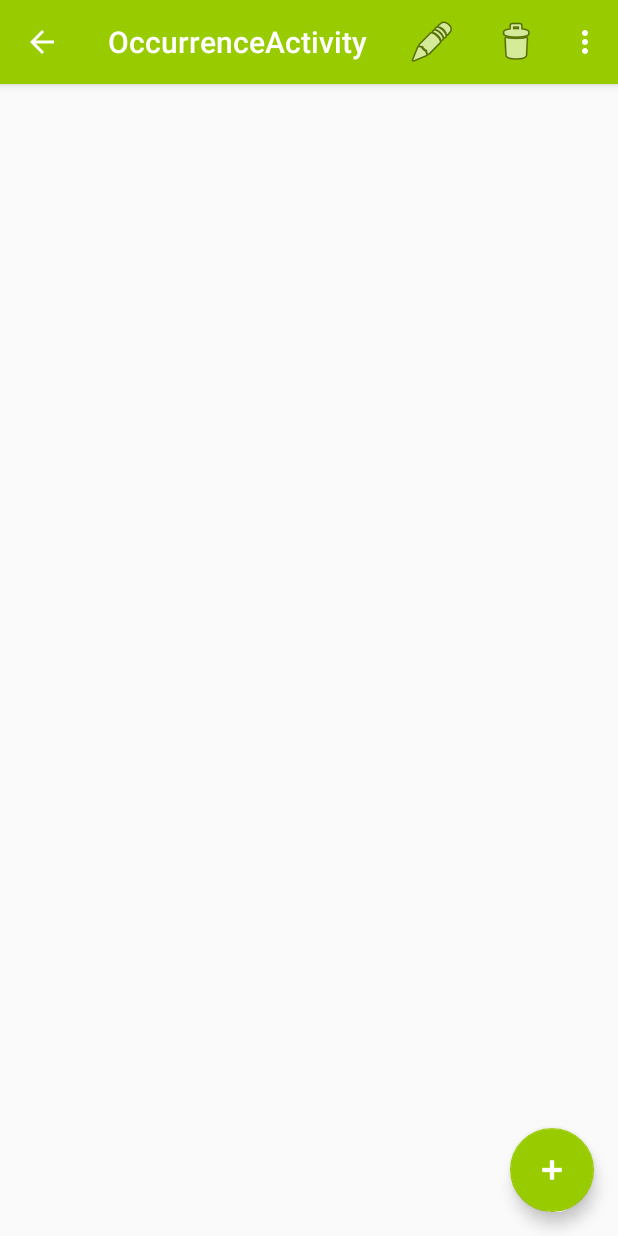
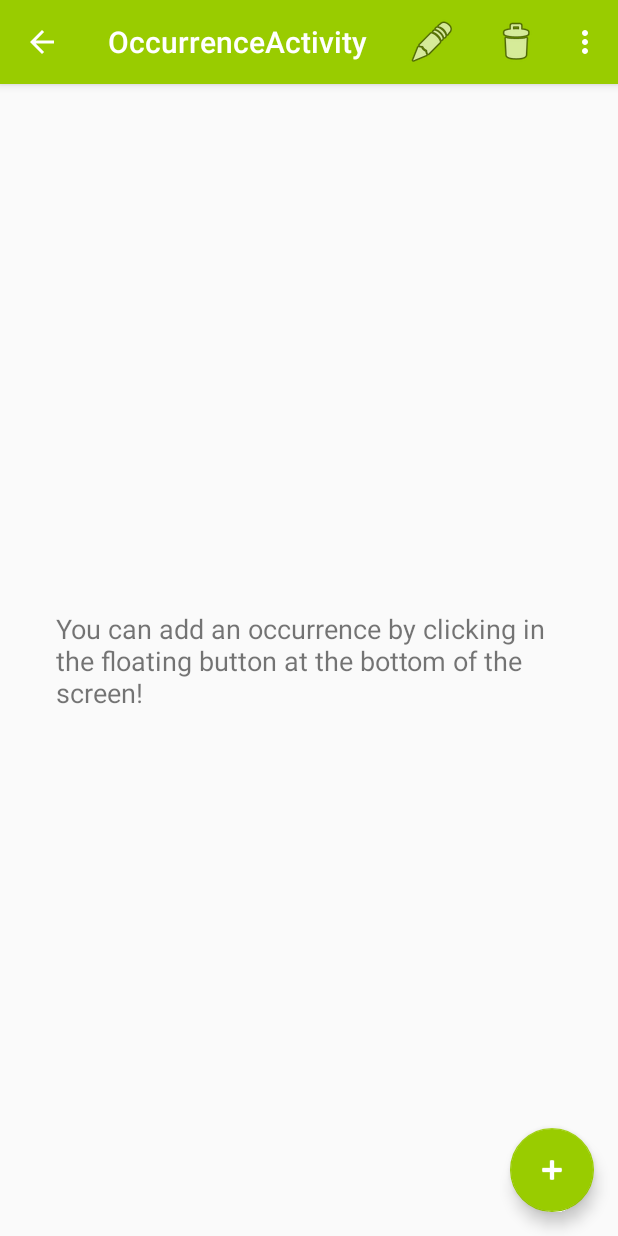
Before and after one commit to VoiderX/projeto-final-moveis, an Android app: the OccurrenceActivity screen opened directly, with no data from a screen before it, on a phone screen of 412 x 824 dp. Run offline under Robolectric (Android 15) with nearby library versions, the phone set to English and light mode, and no system bars; 3 statements that could not run were skipped.

Commit message:
Minor Tweaks

```diff
--- a/ProjetoMoveis/app/src/main/java/com/example/gabriel/projetomoveis/OccurrenceActivity.java
+++ b/ProjetoMoveis/app/src/main/java/com/example/gabriel/projetomoveis/OccurrenceActivity.java
@@ -17,6 +17,7 @@ import android.view.View;
 import android.widget.AbsListView;
 import android.widget.AdapterView;
 import android.widget.ListView;
+import android.widget.TextView;
 
 import com.example.gabriel.projetomoveis.ListAdapters.OccurrenceListAdapter;
 
@@ -35,6 +36,7 @@ public class OccurrenceActivity extends AppCompatActivity {
     private ArrayList<Occurrence> occurrences;
     private OccurrenceListAdapter adapter;
     private Toolbar toolbar;
+    private TextView infoText;
 
     @Override
     protected void onCreate(Bundle savedInstanceState) {
@@ -95,8 +97,15 @@ public class OccurrenceActivity extends AppCompatActivity {
             }
         });
         occurrencesList.setMultiChoiceModeListener(getMultiChoiceModeListener());
+        infoText=findViewById(R.id.infoTextOccurrence);
         occurrences = new ArrayList<>();
+        if(occurrences.size()>0){
+            infoText.setVisibility(View.GONE);
+        }else{
+            infoText.setVisibility(View.VISIBLE);
+        }
         adapter = new OccurrenceListAdapter(this, occurrences);
+
         occurrencesList.setAdapter(adapter);
     }
 
@@ -116,6 +125,11 @@ public class OccurrenceActivity extends AppCompatActivity {
             @Override
             public void onChanged(@Nullable List<Occurrence> occurrences) {
                 setOccurrences(occurrences);
+                if(occurrences.size()>0){
+                    infoText.setVisibility(View.GONE);
+                }else{
+                    infoText.setVisibility(View.VISIBLE);
+                }
                 adapter.notifyDataSetChanged();
             }
         });
--- a/ProjetoMoveis/app/src/main/res/layout/activity_main.xml
+++ b/ProjetoMoveis/app/src/main/res/layout/activity_main.xml
@@ -16,6 +16,7 @@
         android:layout_marginTop="8dp"
         android:text="@string/product_info_message"
         android:textSize="18sp"
+        android:visibility="invisible"
         app:layout_constraintBottom_toBottomOf="parent"
         app:layout_constraintEnd_toEndOf="@+id/linearLayout"
         app:layout_constraintStart_toStartOf="parent"
--- a/ProjetoMoveis/app/src/main/res/layout/content_occurrence.xml
+++ b/ProjetoMoveis/app/src/main/res/layout/content_occurrence.xml
@@ -1,5 +1,5 @@
 <?xml version="1.0" encoding="utf-8"?>
-<android.widget.LinearLayout xmlns:android="http://schemas.android.com/apk/res/android"
+<android.support.constraint.ConstraintLayout xmlns:android="http://schemas.android.com/apk/res/android"
     xmlns:app="http://schemas.android.com/apk/res-auto"
     xmlns:tools="http://schemas.android.com/tools"
     android:layout_width="match_parent"
@@ -8,8 +8,35 @@
     tools:context=".OccurrenceActivity"
     tools:showIn="@layout/activity_occurrence">
 
-    <ListView
-        android:id="@+id/occurrenceList"
-        android:layout_width="match_parent"
-        android:layout_height="match_parent" />
-</android.widget.LinearLayout>
+    <TextView
+        android:id="@+id/infoTextOccurrence"
+        android:layout_width="338dp"
+        android:layout_height="wrap_content"
+        android:layout_marginBottom="8dp"
+        android:layout_marginEnd="32dp"
+        android:layout_marginStart="32dp"
+        android:layout_marginTop="8dp"
+        android:text="@string/occurrence_info_message"
+        android:textSize="18sp"
+        android:visibility="invisible"
+        app:layout_constraintBottom_toBottomOf="parent"
+        app:layout_constraintEnd_toEndOf="parent"
+        app:layout_constraintStart_toStartOf="@+id/linearLayout2"
+        app:layout_constraintTop_toTopOf="@+id/linearLayout2" />
+
+    <LinearLayout
+        android:id="@+id/linearLayout2"
+        android:layout_width="0dp"
+        android:layout_height="0dp"
+        android:orientation="horizontal"
+        app:layout_constraintBottom_toBottomOf="parent"
+        app:layout_constraintEnd_toEndOf="parent"
+        app:layout_constraintStart_toStartOf="parent"
+        app:layout_constraintTop_toTopOf="parent">
+
+        <ListView
+            android:id="@+id/occurrenceList"
+            android:layout_width="match_parent"
+            android:layout_height="match_parent" />
+    </LinearLayout>
+</android.support.constraint.ConstraintLayout>
--- a/ProjetoMoveis/app/src/main/res/values/strings.xml
+++ b/ProjetoMoveis/app/src/main/res/values/strings.xml
@@ -43,4 +43,5 @@
     <string name="image_compression">Choose the image compression level, the higher, the ligther the app will be, however the images\' quality will be reduced!</string>
     <string name="compression_level">Compression level:</string>
     <string name="product_info_message">You can start by adding a product clicking in the \"+\" sign in the top bar!</string>
+    <string name="occurrence_info_message">You can add an occurrence by clicking in the floating button at the bottom of the screen!</string>
 </resources>
```
Also changed, not shown: 1 other file.
